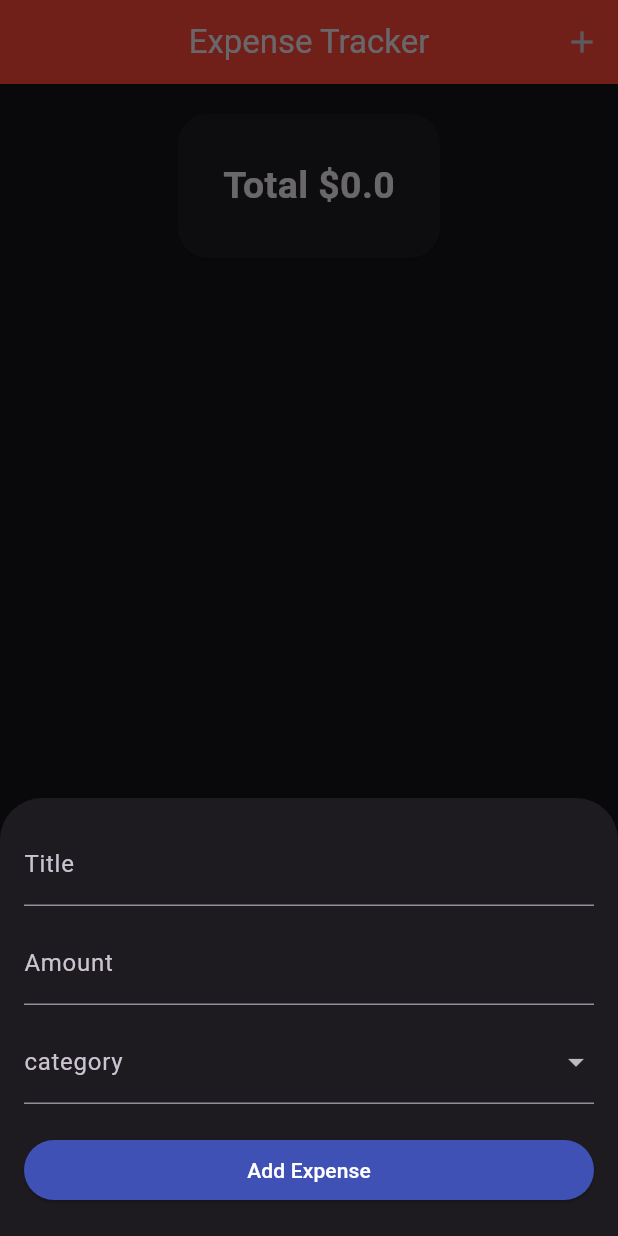
After one commit to nimeullaha71/flutter_work_, a Flutter app: the screen it shows after launch, after a tap on the "add" icon, on a phone screen of 412 x 824 dp. The commit adds this screen. Run offline on Flutter 3.47's test engine with Material 3 defaults, Android fonts, the phone set to English and light mode, and no system bars; our stand-ins replace device_preview, sizer.

Commit message:
fixed commit

```diff
--- /dev/null
+++ b/lib/Model/Expense.dart
@@ -0,0 +1,14 @@
+class Expense{
+  String title;
+  double amount;
+  DateTime date;
+  String category;
+
+  Expense({
+   required this.title,
+    required this.amount,
+    required this.date,
+    required this.category,
+
+});
+}
--- /dev/null
+++ b/lib/Module12_class_1.dart
@@ -0,0 +1,164 @@
+import 'package:flutter/material.dart';
+import 'package:intl/intl.dart';
+import 'package:flutter_work/Model/Expense.dart';
+
+class ExpenseTracker extends StatefulWidget {
+  const ExpenseTracker({super.key});
+
+  @override
+  State<ExpenseTracker> createState() => _ExpenseTrackerState();
+}
+
+class _ExpenseTrackerState extends State<ExpenseTracker> {
+  final List<Expense> _expense = [];
+  final List<String> _category = [
+    'Food',
+    'Transport',
+    'Entertainment',
+    'Bills'
+  ];
+  double _total = 0.0;
+
+  void _addExpense(String title,double amount,DateTime date,String category){
+    setState(() {
+      _expense.add(Expense(title: title,amount: amount,date: date,category: category));
+      _total += amount;
+    });
+  }
+
+  void deleteExpense(int index){
+    setState(() {
+      _total -= _expense[index].amount;
+      _expense.removeAt(index);
+    });
+  }
+
+
+  void _showForm(BuildContext context) {
+    TextEditingController titleController = TextEditingController();
+    TextEditingController amountController = TextEditingController();
+
+    String selectCategory = _category.first;
+    DateTime selectedDate = DateTime.now();
+
+    showModalBottomSheet(
+        context: context,
+        isScrollControlled: true,
+        builder: (_) {
+          return Padding(
+            padding: EdgeInsets.only(
+              bottom: MediaQuery.of(context).viewInsets.bottom,
+              left: 16,
+              right: 16,
+              top: 16,
+            ),
+            child: Column(
+              mainAxisSize: MainAxisSize.min,
+              children: [
+                TextField(
+                  controller: titleController,
+                  decoration: InputDecoration(labelText: "Title"),
+                ),
+                SizedBox(
+                  height: 10,
+                ),
+                TextField(
+                  controller: amountController,
+                  keyboardType: TextInputType.number,
+                  decoration: InputDecoration(labelText: "Amount"),
+                ),
+                SizedBox(
+                  height: 10,
+                ),
+                DropdownButtonFormField(
+                  items: _category
+                      .map((category) => DropdownMenuItem(
+                          value: category, child: Text(category)))
+                      .toList(),
+                  onChanged: (value) => selectCategory = value!,
+                  decoration: InputDecoration(labelText: 'category'),
+                ),
+                SizedBox(
+                  height: 20,
+                ),
+                SizedBox(
+                    width: double.infinity,
+                    child: ElevatedButton(
+                        onPressed: () {
+                          if(titleController.text.isEmpty || double.tryParse(amountController.text) == null){
+                            return;
+                          }
+
+                          _addExpense(titleController.text, double.parse(amountController.text), selectedDate, selectCategory);
+
+                          titleController.clear();
+                          amountController.clear();
+                          Navigator.pop(context);
+
+                        }, child: Text("Add Expense"))),
+                SizedBox(
+                  height: 20,
+                ),
+              ],
+            ),
+          );
+        });
+  }
+
+  @override
+  Widget build(BuildContext context) {
+    return Scaffold(
+      appBar: AppBar(
+        title: Text("Expense Tracker"),
+        actions: [
+          IconButton(onPressed: () => _showForm(context), icon: Icon(Icons.add))
+        ],
+      ),
+      body: Column(
+        children: [
+          Center(
+            child: Card(
+              margin: EdgeInsets.all(20),
+              shape: RoundedRectangleBorder(
+                  borderRadius: BorderRadius.circular(20)),
+              child: Padding(
+                padding: const EdgeInsets.all(30.0),
+                child: Text(
+                  "Total \$${_total}",
+                  style: TextStyle(fontSize: 25, fontWeight: FontWeight.bold),
+                ),
+              ),
+            ),
+          ),
+          Expanded(
+            child: ListView.builder(
+                itemCount: _expense.length,
+                itemBuilder: (ctx, index) {
+                  return Dismissible(
+                    key: Key(_expense[index].hashCode.toString()),
+                    background: Container(color: Colors.red,),
+                    onDismissed: (direction)=>deleteExpense(index),
+                    child: Card(
+                      child: ListTile(
+                        leading: CircleAvatar(
+                          backgroundColor: Colors.blueAccent,
+                          child: Text(_expense[index].category),
+                        ),
+                        title: Text(_expense[index].title),
+                        subtitle: Text(
+                            DateFormat.yMMMd().format(_expense[index].date)),
+                        trailing: Text(_expense[index].amount.toString(),style: TextStyle(fontSize: 20,fontWeight: FontWeight.bold),),
+                      ),
+                    ),
+                  );
+                }),
+          )
+        ],
+      ),
+      floatingActionButton: FloatingActionButton(
+        onPressed: () => _showForm(context),
+        child: Icon(Icons.add),
+      ),
+    );
+  }
+}
--- a/lib/myApp.dart
+++ b/lib/myApp.dart
@@ -7,6 +7,7 @@ import 'package:flutter_work/module9_class3_sizer_responsiveBuilder.dart';
 import 'package:flutter_work/water_tracker.dart';
 import 'Home.dart';
 import 'package:sizer/sizer.dart';
+import 'Module12_class_1.dart';
 import 'calculator.dart';
 
 class MyApp extends StatelessWidget {
@@ -22,12 +23,13 @@ class MyApp extends StatelessWidget {
           locale: DevicePreview.locale(context),
           builder: DevicePreview.appBuilder,
           theme: ThemeData(
+            brightness: Brightness.dark,
             primaryColor: Colors.deepPurpleAccent,
             appBarTheme: const AppBarTheme(
               backgroundColor: Colors.red, // Updated property
               centerTitle: true,
             ),
-            scaffoldBackgroundColor: Colors.white,
+            //scaffoldBackgroundColor: Colors.white,
             elevatedButtonTheme: ElevatedButtonThemeData(
               style: ElevatedButton.styleFrom(
                 backgroundColor: Colors.indigo,
@@ -36,7 +38,7 @@ class MyApp extends StatelessWidget {
             ),
           ),
           title: 'Ostad Flutter App',
-          home: waterTracker(),
+          home: ExpenseTracker(),
         );
       },
     );
```
